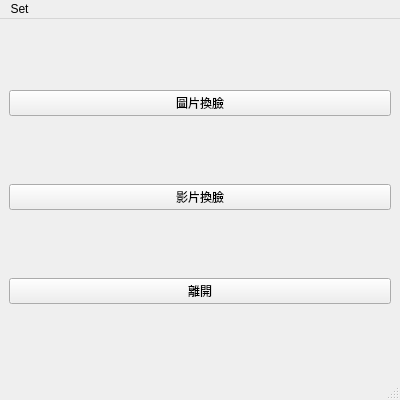
The window that Qtuic/main.ui (ShunHua0404/FaceSwap_application) describes before a commit, drawn with Qt 5.
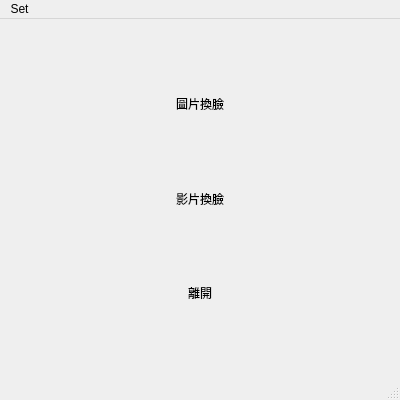
The same window after the commit.

Patch:
```diff
--- a/Qtuic/main.ui
+++ b/Qtuic/main.ui
@@ -19,10 +19,94 @@
   <property name="windowTitle">
    <string>FaceSwap ! !</string>
   </property>
+  <property name="styleSheet">
+   <string notr="true"/>
+  </property>
   <widget class="QWidget" name="centralwidget">
-   <layout class="QVBoxLayout" name="verticalLayout">
-    <item>
+   <layout class="QGridLayout" name="gridLayout_2">
+    <item row="1" column="0">
+     <layout class="QGridLayout" name="gridLayout">
+      <item row="10" column="0">
+       <widget class="QPushButton" name="pushButton_exit">
+        <property name="maximumSize">
+         <size>
+          <width>380</width>
+          <height>32</height>
+         </size>
+        </property>
+        <property name="styleSheet">
+         <string notr="true">*{border: 4px solid 'green';
+background: 'white';
+border-radius: 100px; 
+padding: 2px 0;
+margin: 1px 1px;}
+*:hover{background: 'green';}</string>
+        </property>
+        <property name="text">
+         <string>離開</string>
+        </property>
+       </widget>
+      </item>
+      <item row="7" column="0">
+       <spacer name="verticalSpacer_2">
+        <property name="orientation">
+         <enum>Qt::Vertical</enum>
+        </property>
+        <property name="sizeHint" stdset="0">
+         <size>
+          <width>20</width>
+          <height>40</height>
+         </size>
+        </property>
+       </spacer>
+      </item>
+      <item row="2" column="0">
+       <spacer name="verticalSpacer_5">
+        <property name="orientation">
+         <enum>Qt::Vertical</enum>
+        </property>
+        <property name="sizeHint" stdset="0">
+         <size>
+          <width>20</width>
+          <height>40</height>
+         </size>
+        </property>
+       </spacer>
+      </item>
+      <item row="11" column="0">
+       <spacer name="verticalSpacer_6">
+        <property name="orientation">
+         <enum>Qt::Vertical</enum>
+        </property>
+        <property name="sizeHint" stdset="0">
+         <size>
+          <width>20</width>
+          <height>40</height>
+         </size>
+        </property>
+       </spacer>
+      </item>
+      <item row="0" column="0">
+       <spacer name="verticalSpacer">
+        <property name="orientation">
+         <enum>Qt::Vertical</enum>
+        </property>
+        <property name="sizeHint" stdset="0">
+         <size>
+          <width>20</width>
+          <height>40</height>
+         </size>
+        </property>
+       </spacer>
+      </item>
+      <item row="1" column="0">
      <widget class="QPushButton" name="pushButton_imgswap">
+        <property name="maximumSize">
+         <size>
+          <width>380</width>
+          <height>32</height>
+         </size>
+        </property>
       <property name="font">
        <font>
         <weight>50</weight>
@@ -34,24 +118,41 @@
       <property name="focusPolicy">
        <enum>Qt::StrongFocus</enum>
       </property>
+        <property name="styleSheet">
+         <string notr="true">*{border: 4px solid 'green';
+background: 'white';
+border-radius: 100px; 
+padding: 2px 0;
+margin: 1px 1px;}
+*:hover{background: 'green';}</string>
+        </property>
       <property name="text">
        <string>圖片換臉</string>
       </property>
      </widget>
     </item>
-    <item>
+      <item row="6" column="0">
      <widget class="QPushButton" name="pushButton_videoswap">
+        <property name="maximumSize">
+         <size>
+          <width>380</width>
+          <height>32</height>
+         </size>
+        </property>
+        <property name="styleSheet">
+         <string notr="true">*{border: 4px solid 'green';
+background: 'white';
+border-radius: 100px; 
+padding: 2px 0;
+margin: 1px 1px;}
+*:hover{background: 'green';}</string>
+        </property>
       <property name="text">
        <string>影片換臉</string>
       </property>
      </widget>
     </item>
-    <item>
-     <widget class="QPushButton" name="pushButton_exit">
-      <property name="text">
-       <string>離開</string>
-      </property>
-     </widget>
+     </layout>
     </item>
    </layout>
   </widget>
```
Lines whose indentation alone changed are shown as unchanged.
